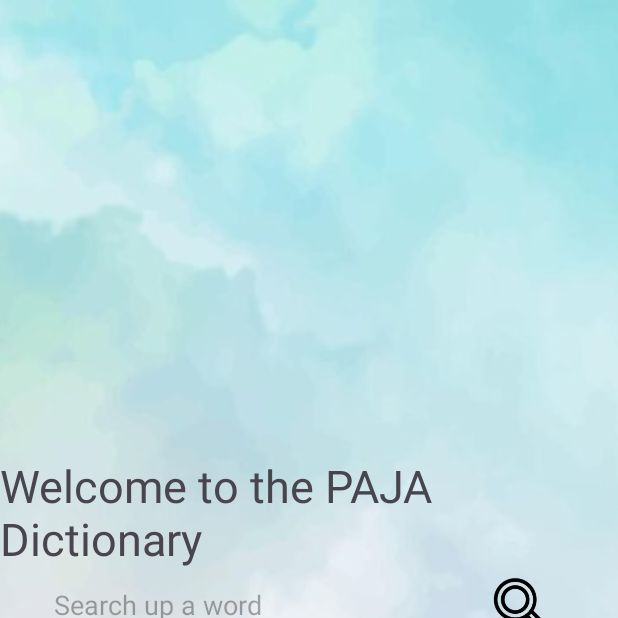
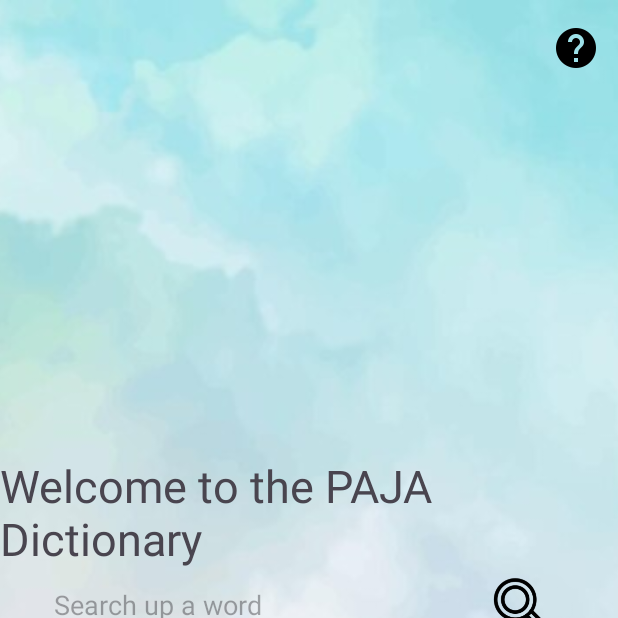
Before and after one commit to Peacexo/PAJAAppFinal, an Android app: the DictionaryMain screen opened directly, with no data from a screen before it, on a phone screen of 412 x 824 dp, the top half of it. Run offline under Robolectric (Android 15) with nearby library versions, the phone set to English and light mode, and no system bars; our stand-ins replace Volley.

Commit message:
Fourth Commit. Added the help menu.

```diff
--- a/app/src/main/java/algonquin/cst2335/pajaappfinal/DictionaryMain.java
+++ b/app/src/main/java/algonquin/cst2335/pajaappfinal/DictionaryMain.java
@@ -1,11 +1,19 @@
 package algonquin.cst2335.pajaappfinal;
 
+import androidx.annotation.NonNull;
+import androidx.appcompat.app.AlertDialog;
 import androidx.appcompat.app.AppCompatActivity;
+import androidx.appcompat.widget.Toolbar;
 import androidx.recyclerview.widget.LinearLayoutManager;
 import androidx.recyclerview.widget.RecyclerView;
 
+import android.content.Context;
+import android.content.DialogInterface;
 import android.content.Intent;
+import android.content.SharedPreferences;
 import android.os.Bundle;
+import android.view.Menu;
+import android.view.MenuItem;
 import android.view.View;
 import android.widget.EditText;
 import android.widget.ImageView;
@@ -17,6 +25,7 @@ import com.android.volley.Response;
 import com.android.volley.VolleyError;
 import com.android.volley.toolbox.StringRequest;
 import com.android.volley.toolbox.Volley;
+import com.google.android.material.snackbar.Snackbar;
 
 import org.json.JSONArray;
 import org.json.JSONException;
@@ -29,30 +38,74 @@ public class DictionaryMain extends AppCompatActivity {
     private RecyclerView recyclerView;
     private DefinitionsAdapter adapter;
     private EditText searchEditText;
+    private SharedPreferences sharedPreferences;
+
+
+    @Override
+    public boolean onCreateOptionsMenu(Menu menu) {
+        super.onCreateOptionsMenu(menu);
+        getMenuInflater().inflate(R.menu.help_menu_dic, menu);
+        return true;
+    }
+
+    @Override
+    public boolean onOptionsItemSelected(@NonNull MenuItem item) {
+        if (item.getItemId() == R.id.help_dic) {
+            // Display an AlertDialog with instructions
+            showHelpDialog();
+            return true;
+        } else {
+            return super.onOptionsItemSelected(item);
+        }
+    }
+
+    private void showHelpDialog() {
+        AlertDialog.Builder builder = new AlertDialog.Builder(this);
+        builder.setTitle("Help");
+        builder.setMessage("Instructions for using the interface:\n\n1. Enter a word to search in the provided field.\n2. Click on the search button to retrieve definitions.\n3. Tap on a definition to view detailed information.");
+
+        builder.setPositiveButton("OK", new DialogInterface.OnClickListener() {
+            @Override
+            public void onClick(DialogInterface dialog, int which) {
+                dialog.dismiss();
+            }
+        });
+
+        AlertDialog dialog = builder.create();
+        dialog.show();
+    }
 
     @Override
     protected void onCreate(Bundle savedInstanceState) {
         super.onCreate(savedInstanceState);
         setContentView(R.layout.activity_dictionary_main);
+        Toolbar toolbar = findViewById(R.id.toolbar_help_dic);
 
-        // Inflate the item layout
-        //View itemLayout = getLayoutInflater().inflate(R.layout.item_search_result_dic, null);
+        // Set the Toolbar as the support action bar
+        setSupportActionBar(toolbar);
+        // Remove the title (app name) from the Toolbar
+        getSupportActionBar().setTitle("");
 
-        // Find RecyclerView from the inflated item layout
-        //RecyclerView recyclerViewSearchResults = itemLayout.findViewById(R.id.recyclerViewSearchResults);
+
         ImageView searchButton = findViewById(R.id.searchButton);
         EditText searchEditText = findViewById(R.id.searchEditText);
+        sharedPreferences = getSharedPreferences("SearchPrefs", Context.MODE_PRIVATE);
 
-        // Set up RecyclerView and its adapter
-        //adapter = new DefinitionsAdapter(new ArrayList<>());
-       // recyclerViewSearchResults.setAdapter(adapter);
-       // recyclerViewSearchResults.setLayoutManager(new LinearLayoutManager(this));
+        // Retrieve the last search term from SharedPreferences and display it in the EditText field
+        String lastSearchTerm = sharedPreferences.getString("lastSearchTerm", "");
+        searchEditText.setText(lastSearchTerm);
+
 
         searchButton.setOnClickListener(new View.OnClickListener() {
             @Override
             public void onClick(View v) {
                 String searchTerm = searchEditText.getText().toString().trim();
                 if (!searchTerm.isEmpty()) {
+                    // Save the search term to SharedPreferences
+                    SharedPreferences.Editor editor = sharedPreferences.edit();
+                    editor.putString("lastSearchTerm", searchTerm);
+                    editor.apply();
+
                     searchDefinition(searchTerm);
                 }
             }
@@ -97,7 +150,11 @@ public class DictionaryMain extends AppCompatActivity {
             @Override
             public void onErrorResponse(VolleyError error) {
                 // Handle Volley error
-                Toast.makeText(DictionaryMain.this, "Error: " + error.getMessage(), Toast.LENGTH_SHORT).show();
+                // Handle Volley error
+                error.printStackTrace();
+                // Show Snackbar for search error
+                showSnackbar("Error: " + error.getMessage());
+                // Toast.makeText(DictionaryMain.this, "Error: " + error.getMessage(), Toast.LENGTH_SHORT).show();
             }
         });
 
@@ -105,5 +162,9 @@ public class DictionaryMain extends AppCompatActivity {
         RequestQueue requestQueue = Volley.newRequestQueue(this);
         requestQueue.add(stringRequest);
     }
+    // Method to display a Snackbar
+    private void showSnackbar(String message) {
+        Snackbar.make(findViewById(android.R.id.content), message, Snackbar.LENGTH_SHORT).show();
+    }
 
 }
--- a/app/src/main/res/layout/activity_dictionary_main.xml
+++ b/app/src/main/res/layout/activity_dictionary_main.xml
@@ -18,6 +18,15 @@
         app:layout_constraintStart_toStartOf="parent"
         app:layout_constraintTop_toTopOf="parent"
         app:layout_constraintVertical_bias="1.0" />
+
+    <androidx.appcompat.widget.Toolbar
+        android:id="@+id/toolbar_help_dic"
+        android:layout_width="match_parent"
+        android:layout_height="?attr/actionBarSize"
+        android:background="@android:color/transparent"
+        app:layout_constraintTop_toTopOf="parent"
+        app:layout_constraintStart_toStartOf="parent"
+        app:layout_constraintEnd_toEndOf="parent" />
 
     <TextView
         android:id="@+id/welcome_text"
--- /dev/null
+++ b/app/src/main/res/menu/help_menu_dic.xml
@@ -0,0 +1,10 @@
+<?xml version="1.0" encoding="utf-8"?>
+<menu xmlns:app="http://schemas.android.com/apk/res-auto"
+    xmlns:android="http://schemas.android.com/apk/res/android">
+
+    <item
+        android:id="@+id/help_dic"
+        android:icon="@drawable/helpdic"
+        android:title="Information"
+        app:showAsAction="always" />
+</menu>
```
Also changed, not shown: app/src/main/java/algonquin/cst2335/pajaappfinal/SavedTermsAdapter.java (+22 -8 lines), app/src/main/java/algonquin/cst2335/pajaappfinal/SavedTermsDicActivity.java (+29 -27 lines), app/src/main/java/data/SavedDefinitionViewModel.java (+10 -4 lines), app/src/main/res/layout/item_saved_term_dic.xml (+33 -10 lines), app/src/main/res/drawable/helpdic.png (added).
